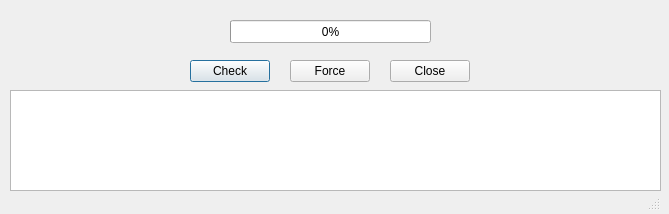
Before: the Qt Designer form src/updatescriptsdialog.ui in adgellida/ubunsys, drawn with Qt 5.
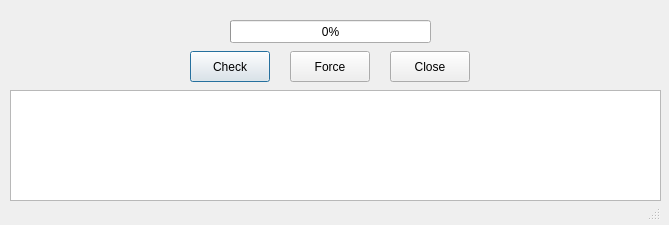
After: the same form once the commit is applied.

```diff
--- a/src/updatescriptsdialog.ui
+++ b/src/updatescriptsdialog.ui
@@ -7,7 +7,7 @@
     <x>0</x>
     <y>0</y>
     <width>669</width>
-    <height>214</height>
+    <height>225</height>
    </rect>
   </property>
   <property name="windowTitle">
@@ -30,9 +30,9 @@
    <property name="geometry">
     <rect>
      <x>190</x>
-     <y>60</y>
+     <y>51</y>
      <width>80</width>
-     <height>22</height>
+     <height>31</height>
     </rect>
    </property>
    <property name="text">
@@ -46,7 +46,7 @@
    <property name="geometry">
     <rect>
      <x>0</x>
-     <y>190</y>
+     <y>200</y>
      <width>661</width>
      <height>21</height>
     </rect>
@@ -58,7 +58,7 @@
      <x>10</x>
      <y>90</y>
      <width>651</width>
-     <height>101</height>
+     <height>111</height>
     </rect>
    </property>
   </widget>
@@ -66,9 +66,9 @@
    <property name="geometry">
     <rect>
      <x>390</x>
-     <y>60</y>
+     <y>51</y>
      <width>80</width>
-     <height>22</height>
+     <height>31</height>
     </rect>
    </property>
    <property name="text">
@@ -79,9 +79,9 @@
    <property name="geometry">
     <rect>
      <x>290</x>
-     <y>60</y>
+     <y>51</y>
      <width>80</width>
-     <height>22</height>
+     <height>31</height>
     </rect>
    </property>
    <property name="text">
```
